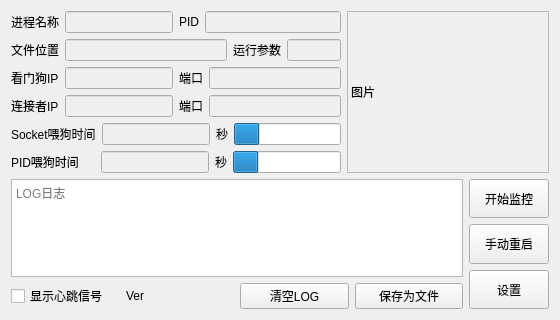
laoponline/WatchDog_House, file dog_widget.ui: the form before one commit.
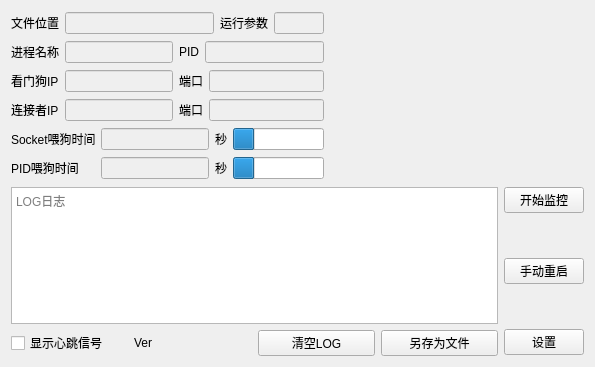
The form after the commit. Custom widgets are drawn as their Qt base class.

What changed in the file:
```diff
--- a/dog_widget.ui
+++ b/dog_widget.ui
@@ -6,8 +6,8 @@
    <rect>
     <x>0</x>
     <y>0</y>
-    <width>560</width>
-    <height>320</height>
+    <width>595</width>
+    <height>367</height>
    </rect>
   </property>
   <property name="minimumSize">
@@ -19,11 +19,61 @@
   <property name="windowTitle">
    <string>Form</string>
   </property>
-  <layout class="QVBoxLayout" name="verticalLayout_4" stretch="0,1">
+  <layout class="QVBoxLayout" name="verticalLayout_4">
    <item>
-    <layout class="QHBoxLayout" name="horizontalLayout_8" stretch="0,0">
+    <layout class="QHBoxLayout" name="horizontalLayout_8" stretch="1,5">
      <item>
       <layout class="QVBoxLayout" name="verticalLayout_3">
+       <item>
+        <layout class="QHBoxLayout" name="horizontalLayout_2" stretch="0,3,0,1">
+         <item>
+          <widget class="QLabel" name="label_fixed_2">
+           <property name="sizePolicy">
+            <sizepolicy hsizetype="Minimum" vsizetype="Preferred">
+             <horstretch>0</horstretch>
+             <verstretch>0</verstretch>
+            </sizepolicy>
+           </property>
+           <property name="text">
+            <string>文件位置</string>
+           </property>
+          </widget>
+         </item>
+         <item>
+          <widget class="QLineEdit" name="lineEdit_target_position">
+           <property name="enabled">
+            <bool>false</bool>
+           </property>
+           <property name="text">
+            <string/>
+           </property>
+          </widget>
+         </item>
+         <item>
+          <widget class="QLabel" name="label_fixed_7">
+           <property name="sizePolicy">
+            <sizepolicy hsizetype="Minimum" vsizetype="Preferred">
+             <horstretch>0</horstretch>
+             <verstretch>0</verstretch>
+            </sizepolicy>
+           </property>
+           <property name="text">
+            <string>运行参数</string>
+           </property>
+          </widget>
+         </item>
+         <item>
+          <widget class="QLineEdit" name="lineEdit_target_arg">
+           <property name="enabled">
+            <bool>false</bool>
+           </property>
+           <property name="text">
+            <string/>
+           </property>
+          </widget>
+         </item>
+        </layout>
+       </item>
        <item>
         <layout class="QHBoxLayout" name="horizontalLayout_12">
          <item>
@@ -70,56 +120,6 @@
          </item>
         </layout>
        </item>
-       <item>
-        <layout class="QHBoxLayout" name="horizontalLayout_2" stretch="0,3,0,1">
-         <item>
-          <widget class="QLabel" name="label_fixed_2">
-           <property name="sizePolicy">
-            <sizepolicy hsizetype="Minimum" vsizetype="Preferred">
-             <horstretch>0</horstretch>
-             <verstretch>0</verstretch>
-            </sizepolicy>
-           </property>
-           <property name="text">
-            <string>文件位置</string>
-           </property>
-          </widget>
-         </item>
-         <item>
-          <widget class="QLineEdit" name="lineEdit_target_position">
-           <property name="enabled">
-            <bool>false</bool>
-           </property>
-           <property name="text">
-            <string/>
-           </property>
-          </widget>
-         </item>
-         <item>
-          <widget class="QLabel" name="label_fixed_7">
-           <property name="sizePolicy">
-            <sizepolicy hsizetype="Minimum" vsizetype="Preferred">
-             <horstretch>0</horstretch>
-             <verstretch>0</verstretch>
-            </sizepolicy>
-           </property>
-           <property name="text">
-            <string>运行参数</string>
-           </property>
-          </widget>
-         </item>
-         <item>
-          <widget class="QLineEdit" name="lineEdit_target_arg">
-           <property name="enabled">
-            <bool>false</bool>
-           </property>
-           <property name="text">
-            <string/>
-           </property>
-          </widget>
-         </item>
-        </layout>
-       </item>
        <item>
         <layout class="QHBoxLayout" name="horizontalLayout_9">
          <item>
@@ -315,31 +315,13 @@
       </layout>
      </item>
      <item>
-      <widget class="QLabel" name="label_image">
-       <property name="sizePolicy">
-        <sizepolicy hsizetype="Preferred" vsizetype="Preferred">
-         <horstretch>1</horstretch>
-         <verstretch>1</verstretch>
-        </sizepolicy>
-       </property>
+      <widget class="QCustomPlot" name="widget_graphicsView" native="true">
        <property name="minimumSize">
         <size>
-         <width>75</width>
-         <height>75</height>
+         <width>250</width>
+         <height>170</height>
         </size>
        </property>
-       <property name="sizeIncrement">
-        <size>
-         <width>1</width>
-         <height>1</height>
-        </size>
-       </property>
-       <property name="frameShape">
-        <enum>QFrame::StyledPanel</enum>
-       </property>
-       <property name="text">
-        <string>图片</string>
-       </property>
       </widget>
      </item>
     </layout>
@@ -390,7 +372,7 @@
          <item>
           <widget class="QPushButton" name="pushButton_Log_Saveto">
            <property name="text">
-            <string>保存为文件</string>
+            <string>另存为文件</string>
            </property>
           </widget>
          </item>
@@ -413,6 +395,22 @@
          </property>
         </widget>
        </item>
+       <item>
+        <spacer name="verticalSpacer">
+         <property name="orientation">
+          <enum>Qt::Vertical</enum>
+         </property>
+         <property name="sizeType">
+          <enum>QSizePolicy::MinimumExpanding</enum>
+         </property>
+         <property name="sizeHint" stdset="0">
+          <size>
+           <width>20</width>
+           <height>40</height>
+          </size>
+         </property>
+        </spacer>
+       </item>
        <item>
         <widget class="QPushButton" name="pushButton_Mannual_Reboot">
          <property name="sizePolicy">
@@ -426,6 +424,22 @@
          </property>
         </widget>
        </item>
+       <item>
+        <spacer name="verticalSpacer_2">
+         <property name="orientation">
+          <enum>Qt::Vertical</enum>
+         </property>
+         <property name="sizeType">
+          <enum>QSizePolicy::MinimumExpanding</enum>
+         </property>
+         <property name="sizeHint" stdset="0">
+          <size>
+           <width>20</width>
+           <height>40</height>
+          </size>
+         </property>
+        </spacer>
+       </item>
        <item>
         <widget class="QPushButton" name="pushButton_System_Config">
          <property name="sizePolicy">
@@ -445,6 +459,14 @@
    </item>
   </layout>
  </widget>
+ <customwidgets>
+  <customwidget>
+   <class>QCustomPlot</class>
+   <extends>QWidget</extends>
+   <header>qcustomplot.h</header>
+   <container>1</container>
+  </customwidget>
+ </customwidgets>
  <resources/>
  <connections/>
 </ui>
```
